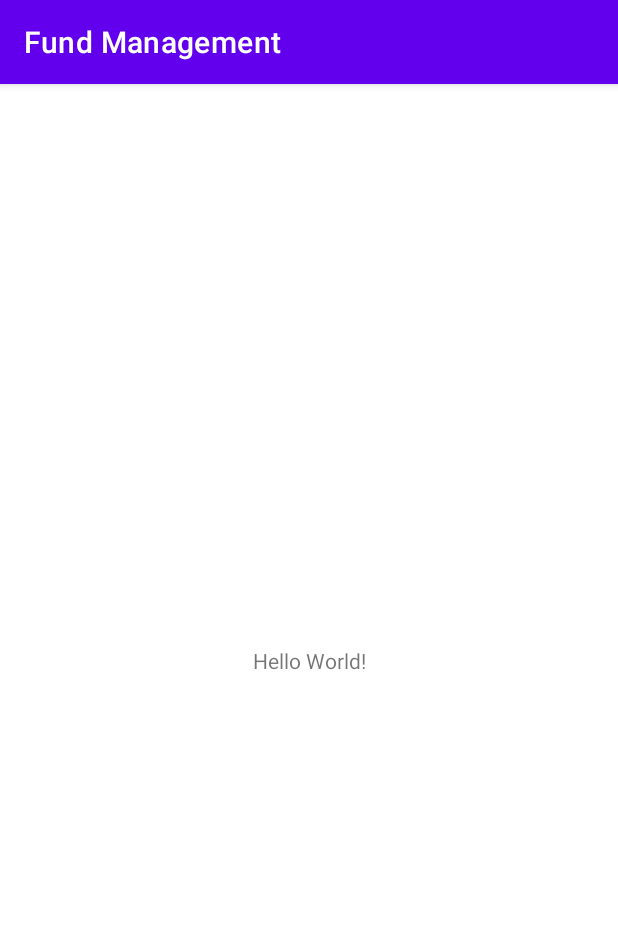
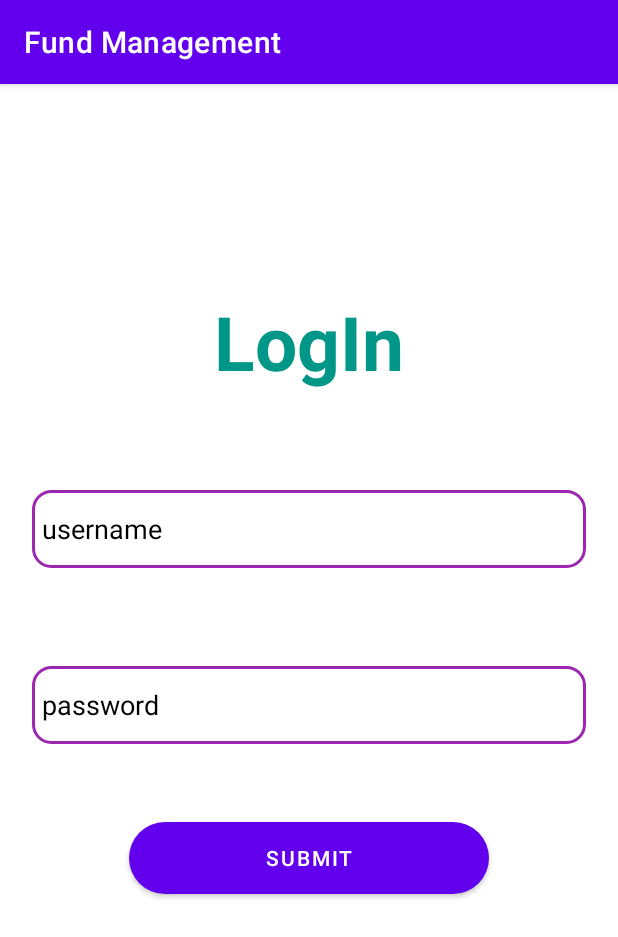
Before and after one commit to LoneWalker7998/Fund_Management, an Android app: the screen it shows after launch (MainActivity before the commit, Login after it), on a phone screen of 412 x 824 dp. Shown: the top 937 px of the screen. Run offline under Robolectric (Android 15) with nearby library versions, the phone set to English and light mode, and no system bars; our stand-ins replace sdp/ssp sizes.

Commit message:
Added Login & SignUp

```diff
--- a/app/build.gradle
+++ b/app/build.gradle
@@ -36,4 +36,5 @@ dependencies {
     testImplementation 'junit:junit:4.+'
     androidTestImplementation 'androidx.test.ext:junit:1.1.2'
     androidTestImplementation 'androidx.test.espresso:espresso-core:3.3.0'
+    implementation 'com.intuit.sdp:sdp-android:1.0.6'
 }
--- a/app/src/main/AndroidManifest.xml
+++ b/app/src/main/AndroidManifest.xml
@@ -9,7 +9,8 @@
         android:roundIcon="@mipmap/ic_launcher_round"
         android:supportsRtl="true"
         android:theme="@style/Theme.FundManagement">
-        <activity android:name=".MainActivity">
+        <activity android:name=".SignUp"></activity>
+        <activity android:name=".Login">
             <intent-filter>
                 <action android:name="android.intent.action.MAIN" />
 
--- a/app/src/main/java/com/fundmanagement/MainActivity.java
+++ b/app/src/main/java/com/fundmanagement/Login.java
@@ -4,7 +4,7 @@ import androidx.appcompat.app.AppCompatActivity;
 
 import android.os.Bundle;
 
-public class MainActivity extends AppCompatActivity {
+public class Login extends AppCompatActivity {
 
     @Override
     protected void onCreate(Bundle savedInstanceState) {
--- /dev/null
+++ b/app/src/main/res/drawable/box_shape.xml
@@ -0,0 +1,20 @@
+<?xml version="1.0" encoding="utf-8"?>
+<selector xmlns:android="http://schemas.android.com/apk/res/android">
+    <item>
+        <shape
+            xmlns:android="http://schemas.android.com/apk/res/android"
+            android:shape="rectangle">
+            <solid
+                android:color="#00000000"/>
+
+            <corners
+                android:bottomRightRadius="12dp"
+                android:bottomLeftRadius="12dp"
+                android:topLeftRadius="12dp"
+                android:topRightRadius="12dp"/>
+            <stroke
+                android:color="#9C27B0"
+                android:width="2dp"/>
+        </shape>
+    </item>
+</selector>
--- /dev/null
+++ b/app/src/main/res/drawable/button.xml
@@ -0,0 +1,8 @@
+<?xml version="1.0" encoding="utf-8"?>
+<shape xmlns:android="http://schemas.android.com/apk/res/android"
+    android:shape="rectangle">
+    <solid
+        android:color="#3F51B5"/>
+    <corners
+        android:radius="25dp"/>
+</shape>
--- a/app/src/main/res/layout/activity_main.xml
+++ b/app/src/main/res/layout/activity_main.xml
@@ -1,18 +1,61 @@
 <?xml version="1.0" encoding="utf-8"?>
-<androidx.constraintlayout.widget.ConstraintLayout xmlns:android="http://schemas.android.com/apk/res/android"
+<LinearLayout xmlns:android="http://schemas.android.com/apk/res/android"
     xmlns:app="http://schemas.android.com/apk/res-auto"
     xmlns:tools="http://schemas.android.com/tools"
     android:layout_width="match_parent"
     android:layout_height="match_parent"
-    tools:context=".MainActivity">
+    tools:context=".Login"
+    android:orientation="vertical"
+    android:padding="8dp">
+
+
 
     <TextView
-        android:layout_width="wrap_content"
+        android:layout_width="match_parent"
         android:layout_height="wrap_content"
-        android:text="Hello World!"
-        app:layout_constraintBottom_toBottomOf="parent"
-        app:layout_constraintLeft_toLeftOf="parent"
-        app:layout_constraintRight_toRightOf="parent"
-        app:layout_constraintTop_toTopOf="parent" />
+        android:text="LogIn"
 
-</androidx.constraintlayout.widget.ConstraintLayout>
+        android:textSize="50dp"
+        android:layout_marginTop="@dimen/_100sdp"
+        android:textAlignment="center"
+        android:textColor="#009688"
+        android:textStyle="bold"
+
+        />
+
+    <EditText
+        android:layout_width="match_parent"
+        android:layout_height="@dimen/_40sdp"
+        android:layout_marginTop="@dimen/_50sdp"
+        android:hint="username"
+        android:textColorHint="@color/black"
+        android:background="@drawable/box_shape"
+        android:padding="@dimen/_5sdp"
+        android:layout_marginLeft="@dimen/_10sdp"
+        android:layout_marginRight="@dimen/_10sdp"
+        />
+
+    <EditText
+        android:layout_width="match_parent"
+        android:layout_height="@dimen/_40sdp"
+        android:layout_marginTop="@dimen/_50sdp"
+        android:hint="password"
+        android:textColorHint="@color/black"
+        android:background="@drawable/box_shape"
+        android:padding="@dimen/_5sdp"
+        android:layout_marginLeft="@dimen/_10sdp"
+        android:layout_marginRight="@dimen/_10sdp"
+        android:inputType="textPassword"
+        />
+    <Button
+        android:layout_width="match_parent"
+        android:layout_height="wrap_content"
+        android:text="Submit"
+        android:layout_marginLeft="@dimen/_60sdp"
+        android:layout_marginRight="@dimen/_60sdp"
+        android:layout_marginTop="@dimen/_40sdp"
+        android:background="@drawable/button"
+
+        />
+
+</LinearLayout>
```
Also changed, not shown: app/src/main/java/com/fundmanagement/SignUp.java (added, +14 -0 lines), app/src/main/res/layout/activity_sign_up.xml (added, +102 -0 lines).
